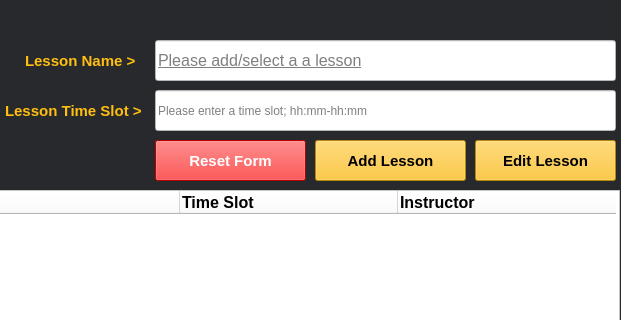
KemalDurukanMERT/Smart-School-2.0, file teacher.ui: the form before one commit; both pictures show x 497 to 1118 and y 157 to 477 of the 1118 by 862 pixel window.
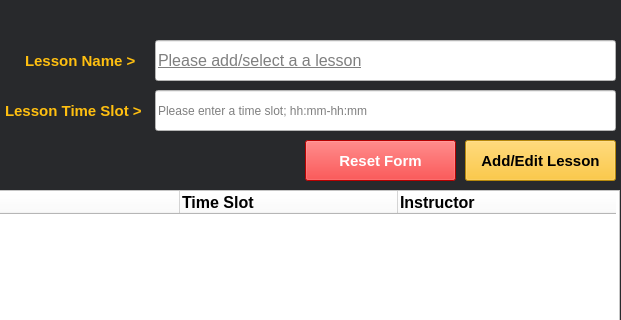
The form after the commit. The open tabs and pages were chosen to show the change.

```diff
--- a/teacher.ui
+++ b/teacher.ui
@@ -624,7 +624,7 @@
       <widget class="QPushButton" name="addLessonBtn">
        <property name="geometry">
         <rect>
-         <x>800</x>
+         <x>950</x>
          <y>150</y>
          <width>151</width>
          <height>41</height>
@@ -644,7 +644,7 @@
         <string notr="true">background-color: rgb(255, 191, 16);</string>
        </property>
        <property name="text">
-        <string>Add Lesson</string>
+        <string>Add/Edit Lesson</string>
        </property>
       </widget>
       <widget class="QLabel" name="label_2">
@@ -1019,36 +1019,10 @@
         <number>0</number>
        </property>
       </widget>
-      <widget class="QPushButton" name="editLessonBtn">
-       <property name="geometry">
-        <rect>
-         <x>960</x>
-         <y>150</y>
-         <width>141</width>
-         <height>41</height>
-        </rect>
-       </property>
-       <property name="font">
-        <font>
-         <pointsize>11</pointsize>
-         <weight>75</weight>
-         <bold>true</bold>
-        </font>
-       </property>
-       <property name="toolTipDuration">
-        <number>-1</number>
-       </property>
-       <property name="styleSheet">
-        <string notr="true">background-color: rgb(255, 191, 16);</string>
-       </property>
-       <property name="text">
-        <string>Edit Lesson</string>
-       </property>
-      </widget>
       <widget class="QPushButton" name="resetLessonBtn">
        <property name="geometry">
         <rect>
-         <x>640</x>
+         <x>790</x>
          <y>150</y>
          <width>151</width>
          <height>41</height>
```
Left out of the diff: 2 changed lines with no effect on the pictures.
